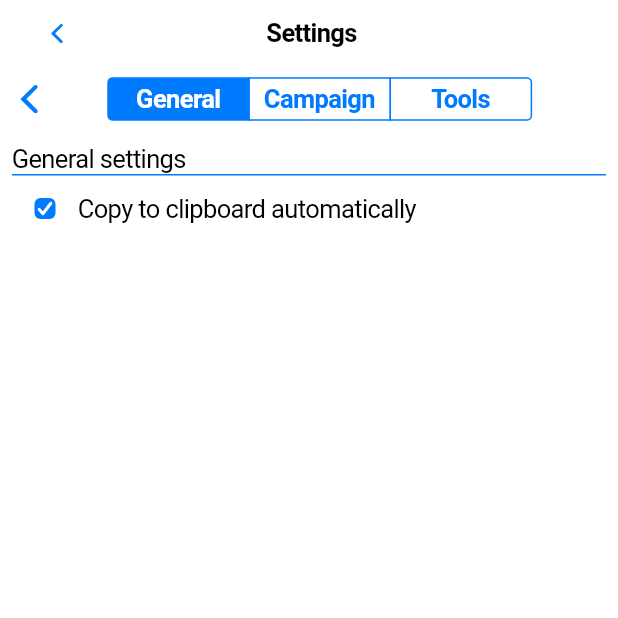
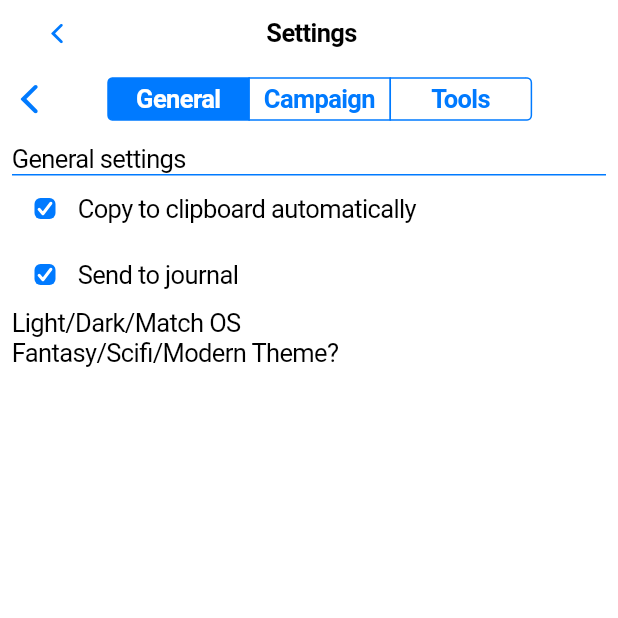
Before and after one commit to spacegiant/mini_solo, a Flutter app: the SettingsView screen opened directly with empty values, on a phone screen of 412 x 824 dp, the top half of it. Run offline on Flutter 3.47's test engine with Material 3 defaults, Android fonts, the light colour scheme and no system bars; our stand-ins replace flutter_markdown.

Commit message:
Add some more placeholder options to settings

```diff
--- a/lib/views/settings_view.dart
+++ b/lib/views/settings_view.dart
@@ -161,6 +161,17 @@ class _GeneralSettingsState extends State<GeneralSettings> {
               });
             },
           ),
+          SettingsOption(
+            isActive: true,
+            label: 'Send to journal',
+            onChanged: (isChecked) {
+              // setState(() {
+              //   autoCopy = isChecked!;
+              // });
+            },
+          ),
+          const Text('Light/Dark/Match OS'),
+          const Text('Fantasy/Scifi/Modern Theme?')
         ],
       ),
     );
```
